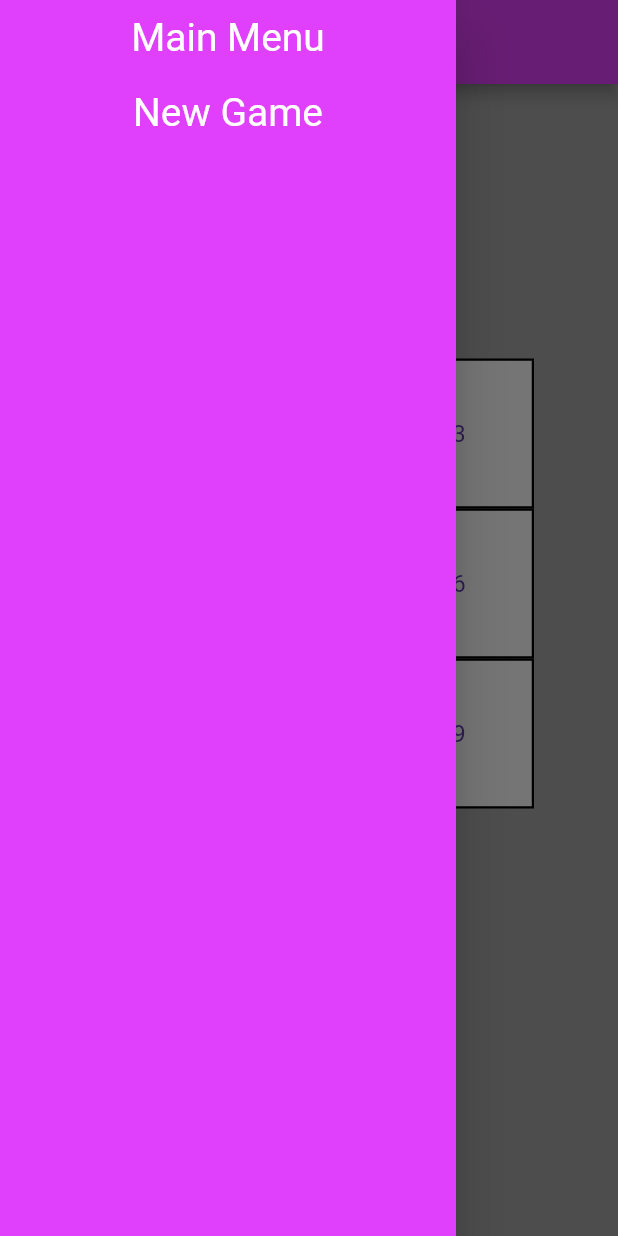
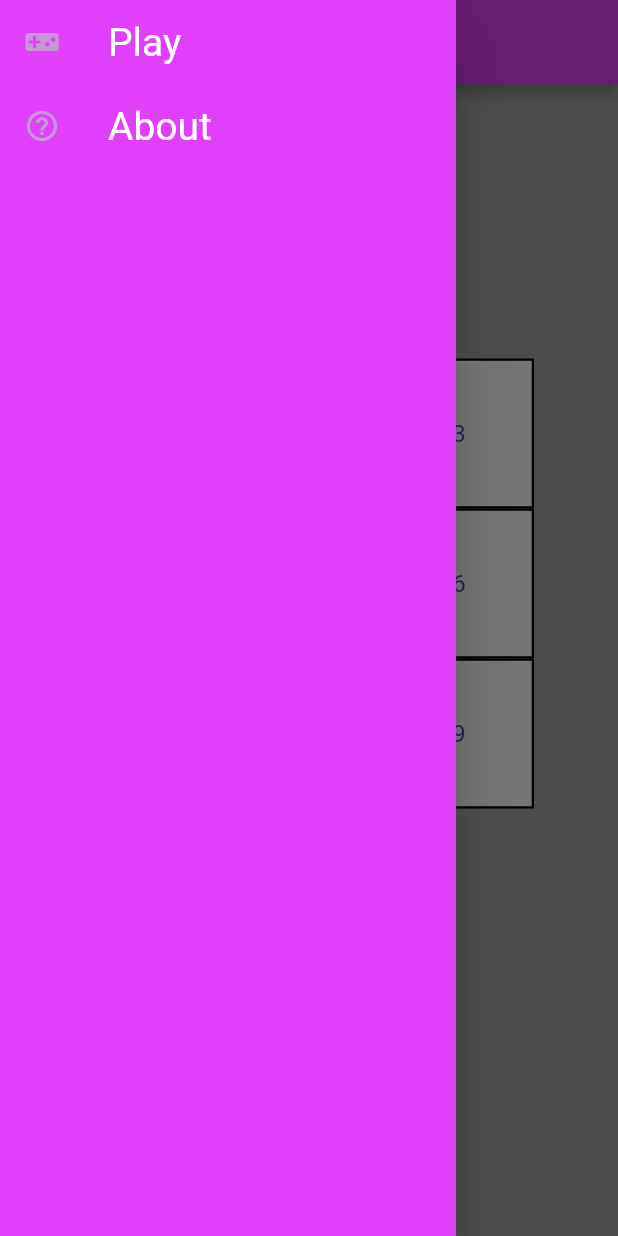
Before and after one commit to zurakin/puzzle_8, a Flutter app: the screen it shows after launch, with the side drawer open, on a phone screen of 412 x 824 dp. Run offline on Flutter 3.47's test engine with Material 2 defaults, Android fonts, the phone set to English and light mode, and no system bars.

Commit message:
add navigation, add about page

```diff
--- /dev/null
+++ b/lib/constants/globals.dart
@@ -0,0 +1,3 @@
+import 'package:puzzle_8/helpers/navigator.dart';
+
+Navigator navigator = Navigator();
--- a/lib/constants/style.dart
+++ b/lib/constants/style.dart
@@ -7,3 +7,5 @@ const Color color4 = Colors.deepPurpleAccent;
 
 const Color drawerItemTextColor = Colors.white;
 const Color gameBackgroundColor = Color(0xffa7a7a7);
+
+const Color drawerIconColor = Color(0xffc895d5);
--- a/lib/main.dart
+++ b/lib/main.dart
@@ -1,6 +1,7 @@
 import 'package:flutter/material.dart';
 import 'package:puzzle_8/routing/router.dart';
 import 'package:puzzle_8/routing/routes.dart';
+import 'constants/globals.dart' as globals;
 
 import 'layout.dart';
 
@@ -27,6 +28,7 @@ class MyApp extends StatelessWidget {
       ),
       initialRoute: newGameRoute,
       onGenerateRoute: generateRoute,
+      navigatorKey: globals.navigator.navigationKey,
     );
   }
 }
--- a/lib/model/game.dart
+++ b/lib/model/game/game.dart
@@ -2,7 +2,7 @@ import 'dart:io';
 import 'dart:math';
 
 import 'package:puzzle_8/model/history.dart';
-import 'package:puzzle_8/model/tile.dart';
+import 'package:puzzle_8/model/game/tile.dart';
 
 import 'move.dart';
 
--- a/lib/model/move.dart
+++ b/lib/model/game/move.dart
@@ -1,4 +1,4 @@
-import 'package:puzzle_8/model/tile.dart';
+import 'package:puzzle_8/model/game/tile.dart';
 
 class Move {
   Tile from;
--- a/lib/model/history.dart
+++ b/lib/model/history.dart
@@ -1,6 +1,6 @@
 import 'dart:collection';
 
-import 'move.dart';
+import 'game/move.dart';
 
 class History{
   Queue<Move> history = Queue();
--- a/lib/pages/game/widgets/grid.dart
+++ b/lib/pages/game/widgets/grid.dart
@@ -1,6 +1,6 @@
 import 'package:flutter/material.dart';
-import 'package:puzzle_8/model/game.dart';
-import 'package:puzzle_8/model/tile.dart';
+import 'package:puzzle_8/model/game/game.dart';
+import 'package:puzzle_8/model/game/tile.dart';
 import 'package:puzzle_8/widgets/customText.dart';
 
 class Grid extends StatefulWidget {
--- a/lib/routing/router.dart
+++ b/lib/routing/router.dart
@@ -1,16 +1,16 @@
 import 'package:flutter/material.dart';
 import 'package:puzzle_8/pages/game/gamePage.dart';
-import 'package:puzzle_8/pages/mainMenu.dart';
+import 'package:puzzle_8/pages/about.dart';
 import 'package:puzzle_8/routing/routes.dart';
 
 Route<dynamic> generateRoute(RouteSettings settings) {
   switch(settings.name){
-    case mainMenuRoute:
-      return _getPageRoute(const MainMenuPage(), settings);
+    case aboutPageRoute:
+      return _getPageRoute(const AboutPage(), settings);
     case newGameRoute:
       return _getPageRoute(const GamePage(), settings);
     default:
-      return _getPageRoute(const MainMenuPage(), settings);
+      return _getPageRoute(const GamePage(), settings);
   }
 }
 
--- a/lib/routing/routes.dart
+++ b/lib/routing/routes.dart
@@ -1,12 +1,12 @@
-const String mainMenuRoute = "/menu";
+const String aboutPageRoute = "/about";
 const String newGameRoute = "/new_game";
 
 String getRouteName(String route) {
   switch(route){
-    case mainMenuRoute:
-      return "Main Menu";
+    case aboutPageRoute:
+      return "About";
     case newGameRoute:
-      return "New Game";
+      return "Play";
     default:
       return route;
   }
--- a/lib/widgets/drawer.dart
+++ b/lib/widgets/drawer.dart
@@ -1,7 +1,7 @@
 import 'package:flutter/material.dart';
 import 'package:puzzle_8/constants/style.dart';
 import 'package:puzzle_8/routing/routes.dart';
-
+import 'package:puzzle_8/constants/globals.dart' as globals;
 import 'drawerMenuItem.dart';
 
 class MenuDrawer extends StatelessWidget {
@@ -11,9 +11,11 @@ class MenuDrawer extends StatelessWidget {
   Widget build(BuildContext context) {
     List<Widget> widgets = drawerItems
         .map((item) => DrawerMenuItem(
-        itemName: item,
-        onTap: () {
-        }))
+            itemName: getRouteName(item),
+            icon: getIconForRoute(item),
+            onTap: () {
+              globals.navigator.navigateTo(item);
+            }))
         .toList();
     return Drawer(
       backgroundColor: primaryColor,
@@ -22,10 +24,26 @@ class MenuDrawer extends StatelessWidget {
       ),
     );
   }
+
+  getIconForRoute(String item) {
+    switch (item) {
+      case aboutPageRoute:
+        return const Icon(
+          Icons.help_outline,
+          color: drawerIconColor,
+        );
+      case newGameRoute:
+        return const Icon(
+          Icons.videogame_asset,
+          color: drawerIconColor,
+        );
+      default:
+        return const Icon(Icons.turned_in, color: Colors.white);
+    }
+  }
 }
 
-
 List<String> drawerItems = [
-  getRouteName(mainMenuRoute),
-  getRouteName(newGameRoute),
+  newGameRoute,
+  aboutPageRoute,
 ];
--- a/lib/widgets/drawerMenuItem.dart
+++ b/lib/widgets/drawerMenuItem.dart
@@ -2,37 +2,23 @@ import 'package:flutter/material.dart';
 import 'package:puzzle_8/constants/style.dart';
 import 'package:puzzle_8/widgets/customText.dart';
 
-class DrawerMenuItem extends StatefulWidget {
+class DrawerMenuItem extends StatelessWidget {
   final void Function() onTap;
   final String itemName;
+  final Widget icon;
 
-  const DrawerMenuItem({Key? key, required this.onTap, required this.itemName})
+  const DrawerMenuItem({Key? key, required this.onTap, required this.itemName, required this.icon})
       : super(key: key);
 
   @override
-  State<DrawerMenuItem> createState() => _DrawerMenuItemState();
-}
-
-class _DrawerMenuItemState extends State<DrawerMenuItem> {
-  bool isHovered = false;
-
-  @override
   Widget build(BuildContext context) {
-    return InkWell(
-      onTap: widget.onTap,
-      onHover: (value) {
-        setState(() {
-          isHovered = value;
-        });
-      },
-      child: Ink(
-        child: Center(
-            child: CustomText(
-          text: widget.itemName,
-          color: drawerItemTextColor,
-          size: 26,
-        )),
-        height: 50,
+    return ListTile(
+      onTap: onTap,
+      leading: icon,
+      title: CustomText(
+        text: itemName,
+        color: drawerItemTextColor,
+        size: 26,
       ),
     );
   }
--- a/pubspec.yaml
+++ b/pubspec.yaml
@@ -34,6 +34,7 @@ dependencies:
   # The following adds the Cupertino Icons font to your application.
   # Use with the CupertinoIcons class for iOS style icons.
   cupertino_icons: ^1.0.2
+  url_launcher: ^6.0.20
 
 dev_dependencies:
   flutter_test:
@@ -61,6 +62,8 @@ flutter:
   # assets:
   #   - images/a_dot_burr.jpeg
   #   - images/a_dot_ham.jpeg
+  assets:
+    - assets/
 
   # An image asset can refer to one or more resolution-specific "variants", see
   # https://flutter.dev/assets-and-images/#resolution-aware.
```
Also changed, not shown: lib/helpers/navigator.dart (added, +16 -0 lines), lib/pages/about.dart (added, +63 -0 lines), lib/pages/mainMenu.dart (deleted, +0 -11 lines), assets/github_logo.png (added), lib/model/game/tile.dart (renamed from lib/model/tile.dart), pubspec.lock.
